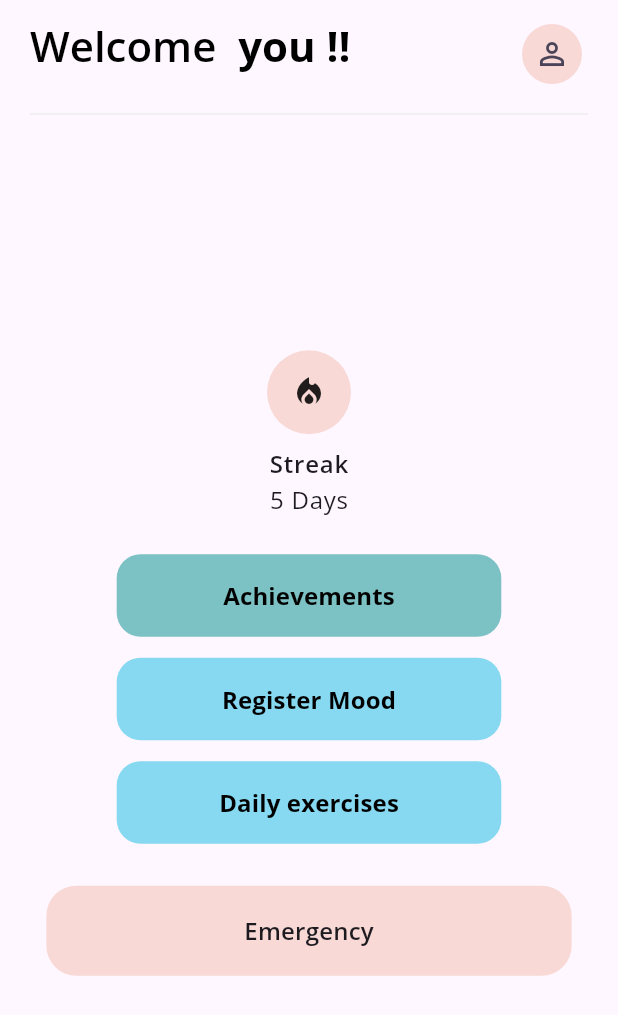
After one commit to ISIS3510-202520/Flutter, a Flutter app: the HomeView screen opened directly, on a phone screen of 412 x 824 dp. The commit adds this screen. Shown: the top 1015 px of the screen. Run offline on Flutter 3.47's test engine with Material 3 defaults, Android fonts, the phone set to English and light mode, and no system bars; our stand-ins replace cloud_firestore, firebase_auth, firebase_core, flutter_dotenv, google_fonts; accounts and stored records are empty.

Commit message:
Feature/home view #4 (#8)
* home view first

* Ready for develop with good practices

```diff
--- /dev/null
+++ b/lib/mvvm/ui/view/home/home_view.dart
@@ -0,0 +1,128 @@
+import 'package:flutter/material.dart';
+import 'package:provider/provider.dart';
+
+import 'package:here4u/mvvm/ui/view_model/home_view_model.dart';
+import 'package:here4u/mvvm/ui/widgets/buttons/rounded_button.dart';
+
+// Sub-widgets del Home
+import 'package:here4u/mvvm/ui/widgets/home/home_header.dart';
+import 'package:here4u/mvvm/ui/widgets/home/streak_badge.dart';
+import 'package:here4u/mvvm/ui/widgets/home/emergency_button.dart';
+
+class HomeView extends StatelessWidget {
+  const HomeView({super.key});
+
+  @override
+  Widget build(BuildContext context) {
+    final vm = context.watch<HomeViewModel>();
+    final textTheme = Theme.of(context).textTheme;
+
+    return Scaffold(
+      body: SafeArea(
+        child: LayoutBuilder(
+          builder: (context, constraints) {
+            final maxW = constraints.maxWidth;
+            // Botones medios ~70% del ancho, tope 360
+            final buttonW = maxW * 0.70 > 360 ? 360.0 : maxW * 0.70;
+            // Botón Emergency ~85% del ancho, tope 420
+            final emergencyW = maxW * 0.85 > 420 ? 420.0 : maxW * 0.85;
+
+            return Padding(
+              padding: const EdgeInsets.symmetric(horizontal: 20, vertical: 12),
+              child: Column(
+                crossAxisAlignment: CrossAxisAlignment.stretch,
+                children: [
+                  // HEADER (no centrado)
+                  HomeHeader(
+                    titlePrefix: "Welcome  ",
+                    titleName: vm.displayName,
+                    onProfileTap: () => vm.onTapProfile(context),
+                  ),
+                  const SizedBox(height: 8),
+                  const Divider(height: 16, thickness: 1, color: Color(0xFFEDEDED)),
+                  const SizedBox(height: 8),
+
+                  // ZONA CENTRAL CENTRADA
+                  Expanded(
+                    child: LayoutBuilder(
+                      builder: (context, inner) {
+                        return SingleChildScrollView(
+                          child: ConstrainedBox(
+                            constraints: BoxConstraints(minHeight: inner.maxHeight),
+                            child: Center(
+                              child: Column(
+                                mainAxisSize: MainAxisSize.min,
+                                crossAxisAlignment: CrossAxisAlignment.center,
+                                children: [
+                                  // Streak
+                                  StreakBadge(days: vm.streakDays),
+
+                                  const SizedBox(height: 24),
+
+                                  // Achievements
+                                  SizedBox(
+                                    width: buttonW,
+                                    child: RoundedButton(
+                                      text: "Achievements",
+                                      onPressed: () => vm.onTapAchievements(context),
+                                      isBold: true,
+                                      color: const Color(0xFF7CC1C3),
+                                      textColor: Colors.black,
+                                    ),
+                                  ),
+                                  const SizedBox(height: 14),
+
+                                  // Register Mood
+                                  SizedBox(
+                                    width: buttonW,
+                                    child: RoundedButton(
+                                      text: "Register Mood",
+                                      onPressed: () => vm.onTapRegisterMood(context),
+                                      isBold: true,
+                                      color: const Color(0xFF86D9F0),
+                                      textColor: Colors.black,
+                                    ),
+                                  ),
+                                  const SizedBox(height: 14),
+
+                                  // Daily exercises
+                                  SizedBox(
+                                    width: buttonW,
+                                    child: RoundedButton(
+                                      text: "Daily exercises",
+                                      onPressed: () => vm.onTapExercises(context),
+                                      isBold: true,
+                                      color: const Color(0xFF86D9F0),
+                                      textColor: Colors.black,
+                                    ),
+                                  ),
+
+                                  const SizedBox(height: 28),
+
+                                  // Emergency (grande)
+                                  EmergencyButton(
+                                    width: emergencyW,
+                                    onPressed: () => vm.onTapEmergency(context),
+                                    textStyle: textTheme.titleMedium?.copyWith(
+                                      fontWeight: FontWeight.w600,
+                                    ),
+                                  ),
+
+                                  const SizedBox(height: 20),
+                                ],
+                              ),
+                            ),
+                          ),
+                        );
+                      },
+                    ),
+                  ),
+                ],
+              ),
+            );
+          },
+        ),
+      ),
+    );
+  }
+}
--- /dev/null
+++ b/lib/mvvm/ui/view_model/home_view_model.dart
@@ -0,0 +1,55 @@
+import 'package:flutter/material.dart';
+
+class HomeViewModel extends ChangeNotifier {
+  // Estado (mock mientras no hay backend)
+  String _displayName = "you"; // puedes luego poblarlo con el nombre real
+  int _streakDays = 5;
+
+  String get displayName => _displayName;
+  int get streakDays => _streakDays;
+
+  // Setters (por si luego los alimentas desde repo/servicio)
+  void setDisplayName(String name) {
+    _displayName = name;
+    notifyListeners();
+  }
+
+  void setStreak(int days) {
+    _streakDays = days;
+    notifyListeners();
+  }
+
+  // Acciones de UI
+  void onTapProfile(BuildContext context) {
+    // Aún no hay pantalla -> placeholder
+    ScaffoldMessenger.of(context).showSnackBar(
+      const SnackBar(content: Text("Profile info: próximamente")),
+    );
+  }
+
+  void onTapAchievements(BuildContext context) {
+    // Aún no hay pantalla -> placeholder
+    ScaffoldMessenger.of(context).showSnackBar(
+      const SnackBar(content: Text("Achievements: próximamente")),
+    );
+  }
+
+  void onTapRegisterMood(BuildContext context) {
+    // Navega a la vista existente de IdentifyEmotions
+    Navigator.of(context).pushNamed('/identify');
+  }
+
+  void onTapExercises(BuildContext context) {
+    // Aún no hay pantalla -> placeholder
+    ScaffoldMessenger.of(context).showSnackBar(
+      const SnackBar(content: Text("Daily exercises: próximamente")),
+    );
+  }
+
+  void onTapEmergency(BuildContext context) {
+    // Aún no hay pantalla -> placeholder
+    ScaffoldMessenger.of(context).showSnackBar(
+      const SnackBar(content: Text("Emergency: próximamente")),
+    );
+  }
+}
--- /dev/null
+++ b/lib/mvvm/ui/widgets/home/emergency_button.dart
@@ -0,0 +1,41 @@
+import 'package:flutter/material.dart';
+
+class EmergencyButton extends StatelessWidget {
+  final double width;
+  final VoidCallback onPressed;
+  final TextStyle? textStyle;
+
+  const EmergencyButton({
+    super.key,
+    required this.width,
+    required this.onPressed,
+    this.textStyle,
+  });
+
+  @override
+  Widget build(BuildContext context) {
+    return SizedBox(
+      width: width,
+      child: ElevatedButton(
+        onPressed: onPressed,
+        style: ElevatedButton.styleFrom(
+          backgroundColor: const Color(0xFFF8D9D6),
+          foregroundColor: Colors.black,
+          padding: const EdgeInsets.symmetric(vertical: 18),
+          shape: RoundedRectangleBorder(
+            borderRadius: BorderRadius.circular(20),
+          ),
+          elevation: 0,
+        ),
+        child: Text(
+          "Emergency",
+          style: textStyle ??
+              Theme.of(context)
+                  .textTheme
+                  .titleMedium
+                  ?.copyWith(fontWeight: FontWeight.w600),
+        ),
+      ),
+    );
+  }
+}
--- /dev/null
+++ b/lib/mvvm/ui/widgets/home/home_header.dart
@@ -0,0 +1,56 @@
+import 'package:flutter/material.dart';
+
+class HomeHeader extends StatelessWidget {
+  final String titlePrefix;
+  final String titleName;
+  final VoidCallback onProfileTap;
+
+  const HomeHeader({
+    super.key,
+    required this.titlePrefix,
+    required this.titleName,
+    required this.onProfileTap,
+  });
+
+  @override
+  Widget build(BuildContext context) {
+    final headline = Theme.of(context).textTheme.headlineMedium;
+
+    return Row(
+      crossAxisAlignment: CrossAxisAlignment.start,
+      children: [
+        // “Welcome  you !!”
+        Expanded(
+          child: Text.rich(
+            TextSpan(
+              children: [
+                TextSpan(
+                  text: titlePrefix,
+                  style: headline?.copyWith(
+                    fontWeight: FontWeight.w600,
+                    color: Colors.black,
+                  ),
+                ),
+                TextSpan(
+                  text: "$titleName !!",
+                  style: headline?.copyWith(
+                    fontWeight: FontWeight.w700,
+                    color: Colors.black,
+                  ),
+                ),
+              ],
+            ),
+          ),
+        ),
+        // Botón perfil
+        IconButton.filledTonal(
+          style: IconButton.styleFrom(
+            backgroundColor: const Color(0xFFF8D9D6),
+          ),
+          onPressed: onProfileTap,
+          icon: const Icon(Icons.person_outline),
+        ),
+      ],
+    );
+  }
+}
--- /dev/null
+++ b/lib/mvvm/ui/widgets/home/streak_badge.dart
@@ -0,0 +1,35 @@
+import 'package:flutter/material.dart';
+
+class StreakBadge extends StatelessWidget {
+  final int days;
+
+  const StreakBadge({super.key, required this.days});
+
+  @override
+  Widget build(BuildContext context) {
+    final textTheme = Theme.of(context).textTheme;
+
+    return Column(
+      children: [
+        Container(
+          width: 56,
+          height: 56,
+          decoration: const BoxDecoration(
+            color: Color(0xFFF8D9D6),
+            shape: BoxShape.circle,
+          ),
+          child: const Icon(Icons.local_fire_department, color: Colors.black87),
+        ),
+        const SizedBox(height: 8),
+        Text(
+          "Streak",
+          style: textTheme.bodyLarge?.copyWith(fontWeight: FontWeight.w600),
+        ),
+        Text(
+          "$days Days",
+          style: textTheme.bodyLarge,
+        ),
+      ],
+    );
+  }
+}
```
Also changed, not shown: lib/app.dart (+11 -2 lines), lib/main.dart (+8 -3 lines), lib/mvvm/data/repository/home_repository.dart (added), lib/mvvm/data/services/home_service.dart (added).
